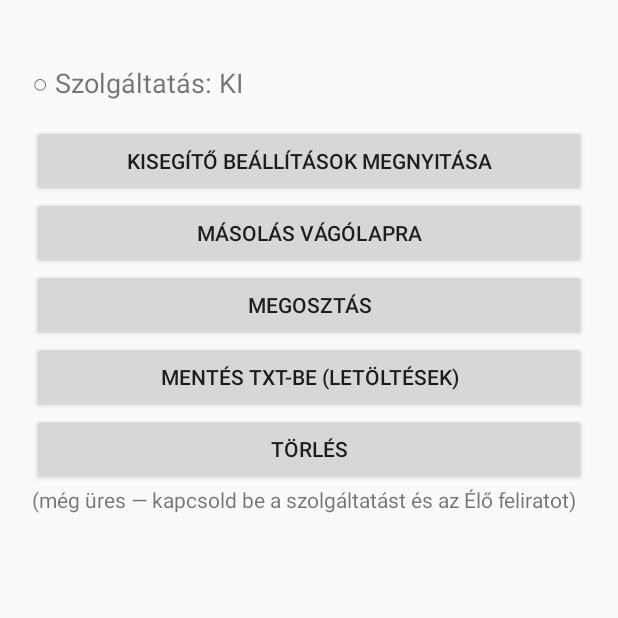
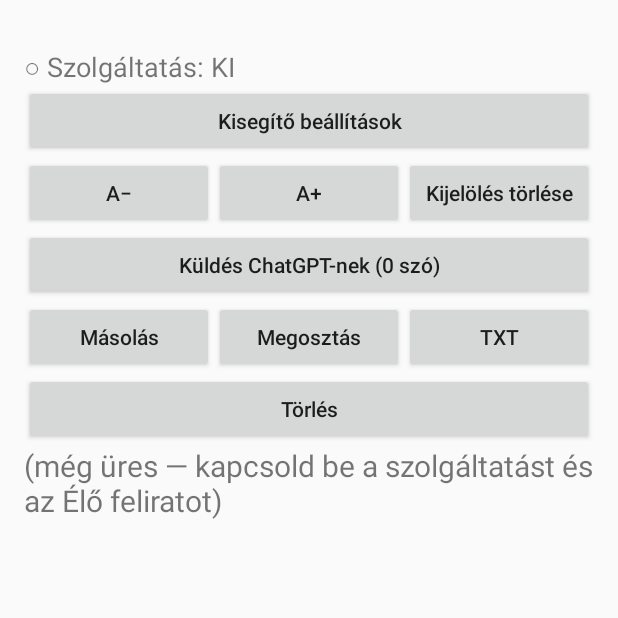
Before and after one commit to rusbp2023/lt, an Android app: the screen it shows after launch (MainActivity), on a phone screen of 412 x 824 dp, the top half of it. Run offline under Robolectric (Android 15) with nearby library versions, the phone set to English and light mode, and no system bars.

Commit message:
Add files via upload

```diff
--- a/app/src/main/java/hu/example/captionlog/MainActivity.kt
+++ b/app/src/main/java/hu/example/captionlog/MainActivity.kt
@@ -5,12 +5,20 @@ import android.content.ClipData
 import android.content.ClipboardManager
 import android.content.ContentValues
 import android.content.Intent
+import android.graphics.Color
 import android.os.Build
 import android.os.Bundle
 import android.os.Handler
 import android.os.Looper
 import android.provider.MediaStore
 import android.provider.Settings
+import android.text.Spanned
+import android.text.SpannableStringBuilder
+import android.text.TextPaint
+import android.text.method.LinkMovementMethod
+import android.text.style.BackgroundColorSpan
+import android.text.style.ClickableSpan
+import android.view.View
 import android.widget.Button
 import android.widget.LinearLayout
 import android.widget.ScrollView
@@ -18,6 +26,7 @@ import android.widget.TextView
 import android.widget.Toast
 import java.text.SimpleDateFormat
 import java.util.Date
+import java.util.LinkedHashSet
 import java.util.Locale
 
 class MainActivity : Activity() {
@@ -25,39 +34,82 @@ class MainActivity : Activity() {
     private lateinit var out: TextView
     private lateinit var status: TextView
     private lateinit var scroll: ScrollView
+    private lateinit var sendBtn: Button
+
+    private val prefs by lazy { getSharedPreferences("p", MODE_PRIVATE) }
     private val handler = Handler(Looper.getMainLooper())
     private val tick = object : Runnable {
         override fun run() { refresh(); handler.postDelayed(this, 2000) }
     }
+
+    private val selected = LinkedHashSet<String>()
+    private val wordRe = Regex("[\\p{L}\\p{N}]+(?:-[\\p{L}\\p{N}]+)*")
+    private val stampRe = Regex("^\\[\\d\\d:\\d\\d:\\d\\d]\\s*")
+    private var textSizeSp = 20f
+    private var lastShown = ""
+    private var forceRender = false
 
     private fun text(): String {
         val f = CaptionService.file(this)
         return if (f.exists()) f.readText() else ""
     }
 
+    private fun toast(s: String) = Toast.makeText(this, s, Toast.LENGTH_SHORT).show()
+
     override fun onCreate(savedInstanceState: Bundle?) {
         super.onCreate(savedInstanceState)
+        textSizeSp = prefs.getFloat("size", 20f)
+
         val root = LinearLayout(this).apply {
             orientation = LinearLayout.VERTICAL
-            setPadding(32, 64, 32, 32)
+            setPadding(24, 48, 24, 24)
         }
-        fun button(label: String, action: () -> Unit) {
-            root.addView(Button(this).apply {
-                text = label
-                setOnClickListener { action() }
-            })
+        fun btn(label: String, action: () -> Unit): Button {
+            val b = Button(this)
+            b.text = label
+            b.isAllCaps = false
+            b.setOnClickListener { action() }
+            return b
         }
-        status = TextView(this).apply { textSize = 18f; setPadding(0, 0, 0, 24) }
+        fun row(vararg bs: Button) {
+            val r = LinearLayout(this)
+            r.orientation = LinearLayout.HORIZONTAL
+            for (b in bs) r.addView(b, LinearLayout.LayoutParams(0, -2, 1f))
+            root.addView(r)
+        }
+
+        status = TextView(this)
+        status.textSize = 18f
         root.addView(status)
-        button("Kisegítő beállítások megnyitása") {
+
+        row(btn("Kisegítő beállítások") {
             startActivity(Intent(Settings.ACTION_ACCESSIBILITY_SETTINGS))
-        }
-        button("Másolás vágólapra") { copy() }
-        button("Megosztás") { share() }
-        button("Mentés TXT-be (Letöltések)") { exportTxt() }
-        button("Törlés") { CaptionService.clear(this); refresh() }
-        out = TextView(this).apply { textSize = 14f; setTextIsSelectable(true) }
-        scroll = ScrollView(this).apply { addView(out) }
+        })
+        row(
+            btn("A−") { setSize(textSizeSp - 2f) },
+            btn("A+") { setSize(textSizeSp + 2f) },
+            btn("Kijelölés törlése") { selected.clear(); forceRender = true; refresh() }
+        )
+        sendBtn = btn("") { sendToChatGpt() }
+        row(sendBtn)
+        row(
+            btn("Másolás") { copy() },
+            btn("Megosztás") { share() },
+            btn("TXT") { exportTxt() }
+        )
+        row(btn("Törlés") {
+            CaptionService.clear(this)
+            selected.clear()
+            forceRender = true
+            refresh()
+        })
+
+        out = TextView(this)
+        out.textSize = textSizeSp
+        out.movementMethod = LinkMovementMethod.getInstance()
+        out.highlightColor = Color.TRANSPARENT
+        scroll = ScrollView(this)
+        scroll.addView(out)
         root.addView(scroll, LinearLayout.LayoutParams(-1, 0, 1f))
         setContentView(root)
     }
@@ -65,54 +117,113 @@ class MainActivity : Activity() {
     override fun onResume() { super.onResume(); handler.post(tick) }
     override fun onPause() { super.onPause(); handler.removeCallbacks(tick) }
 
+    private fun setSize(v: Float) {
+        textSizeSp = v.coerceIn(12f, 44f)
+        prefs.edit().putFloat("size", textSizeSp).apply()
+        out.textSize = textSizeSp
+    }
+
     private fun serviceOn(): Boolean {
         val s = Settings.Secure.getString(contentResolver, Settings.Secure.ENABLED_ACCESSIBILITY_SERVICES)
             ?: return false
         return s.contains("$packageName/") && s.contains("CaptionService")
     }
 
-    private var lastShown = ""
+    private fun toggle(k: String) {
+        if (!selected.add(k)) selected.remove(k)
+        forceRender = true
+        refresh()
+    }
+
+    private fun render(t: String) {
+        val sb = SpannableStringBuilder(t)
+        for (m in wordRe.findAll(t)) {
+            val k = m.value.lowercase()
+            val s = m.range.first
+            val e = m.range.last + 1
+            sb.setSpan(object : ClickableSpan() {
+                override fun onClick(widget: View) { toggle(k) }
+                override fun updateDrawState(ds: TextPaint) { ds.isUnderlineText = false }
+            }, s, e, Spanned.SPAN_EXCLUSIVE_EXCLUSIVE)
+            if (k in selected) {
+                sb.setSpan(BackgroundColorSpan(Color.parseColor("#FFE082")), s, e,
+                    Spanned.SPAN_EXCLUSIVE_EXCLUSIVE)
+            }
+        }
+        out.text = sb
+    }
 
     private fun refresh() {
         status.text = if (serviceOn()) "● Szolgáltatás: BE" else "○ Szolgáltatás: KI"
+        sendBtn.text = "Küldés ChatGPT-nek (" + selected.size + " szó)"
         val t = text()
-        val shown = if (t.isBlank()) "(még üres — kapcsold be a szolgáltatást és az Élő feliratot)" else t.takeLast(30000)
-        if (shown == lastShown) return
+        val shown = if (t.isBlank()) "(még üres — kapcsold be a szolgáltatást és az Élő feliratot)"
+        else t.takeLast(30000)
+        if (shown == lastShown && !forceRender) return
+        forceRender = false
         val child = scroll.getChildAt(0)
         val atBottom = child == null || scroll.scrollY + scroll.height >= child.height - 120
         lastShown = shown
-        out.text = shown
+        render(shown)
         if (atBottom) scroll.post { scroll.fullScroll(ScrollView.FOCUS_DOWN) }
+    }
+
+    private fun buildPrompt(): String {
+        val words = selected.joinToString("\n") { "- $it" }
+        val context = text().lines()
+            .map { it.replace(stampRe, "").trim() }
+            .filter { ln -> ln.isNotEmpty() && wordRe.findAll(ln).any { it.value.lowercase() in selected } }
+            .joinToString("\n\n")
+        return "Egy orosz nyelvű, automatikus beszédfelismerésből származó szövegből " +
+            "(lehetnek benne hibák) kijelöltem néhány szót. Add meg mindegyiknek az orosz " +
+            "szótári alakját (főnév: alanyeset egyes szám; ige: infinitívusz; melléknév: " +
+            "hímnemű alanyeset egyes szám) és a magyar szótári alakját a szövegkörnyezet " +
+            "alapján. Ha több kijelölt szó ugyanannak a szónak a ragozott alakja, az csak " +
+            "egyszer szerepeljen. Csak egy egyszerű listát adj vissza, soronként egy szóval, " +
+            "ebben a formában: orosz szótári alak magyar szótári alak (a kettő között csak " +
+            "egy szóköz legyen, kötőjel, gondolatjel vagy más jel nélkül). Ne írj hozzá " +
+            "magyarázatot, táblázatot vagy más szöveget.\n\n" +
+            "Kijelölt szavak:\n" + words + "\n\n" +
+            "Szöveg (a szavakat tartalmazó részek):\n" + context
+    }
+
+    private fun sendToChatGpt() {
+        if (selected.isEmpty()) { toast("Előbb koppints rá néhány szóra"); return }
+        val prompt = buildPrompt()
+        val cm = getSystemService(CLIPBOARD_SERVICE) as ClipboardManager
+        cm.setPrimaryClip(ClipData.newPlainText("kérés", prompt))
+        val i = Intent(Intent.ACTION_SEND)
+        i.type = "text/plain"
+        i.putExtra(Intent.EXTRA_TEXT, prompt)
+        startActivity(Intent.createChooser(i, "Küldés ChatGPT-nek"))
     }
 
     private fun copy() {
         val cm = getSystemService(CLIPBOARD_SERVICE) as ClipboardManager
         cm.setPrimaryClip(ClipData.newPlainText("felirat", text()))
-        Toast.makeText(this, "Kimásolva", Toast.LENGTH_SHORT).show()
+        toast("Kimásolva")
     }
 
     private fun share() {
         val t = text()
         if (t.isBlank()) return
-        startActivity(Intent.createChooser(
-            Intent(Intent.ACTION_SEND).apply {
-                type = "text/plain"
-                putExtra(Intent.EXTRA_TEXT, t.takeLast(100000))
-            }, "Megosztás"))
+        val i = Intent(Intent.ACTION_SEND)
+        i.type = "text/plain"
+        i.putExtra(Intent.EXTRA_TEXT, t.takeLast(100000))
+        startActivity(Intent.createChooser(i, "Megosztás"))
     }
 
     private fun exportTxt() {
         val t = text()
-        if (t.isBlank()) { Toast.makeText(this, "Nincs mit menteni", Toast.LENGTH_SHORT).show(); return }
+        if (t.isBlank()) { toast("Nincs mit menteni"); return }
         if (Build.VERSION.SDK_INT < 29) {
             Toast.makeText(this, "Ehhez Android 10+ kell, használd a Megosztást", Toast.LENGTH_LONG).show()
             return
         }
         val name = "felirat_" + SimpleDateFormat("yyyyMMdd_HHmmss", Locale.US).format(Date()) + ".txt"
-        val v = ContentValues().apply {
-            put(MediaStore.Downloads.DISPLAY_NAME, name)
-            put(MediaStore.Downloads.MIME_TYPE, "text/plain")
-        }
+        val v = ContentValues()
+        v.put(MediaStore.Downloads.DISPLAY_NAME, name)
+        v.put(MediaStore.Downloads.MIME_TYPE, "text/plain")
         val uri = contentResolver.insert(MediaStore.Downloads.EXTERNAL_CONTENT_URI, v)
         if (uri != null) {
             contentResolver.openOutputStream(uri)?.use { it.write(t.toByteArray(Charsets.UTF_8)) }
```
